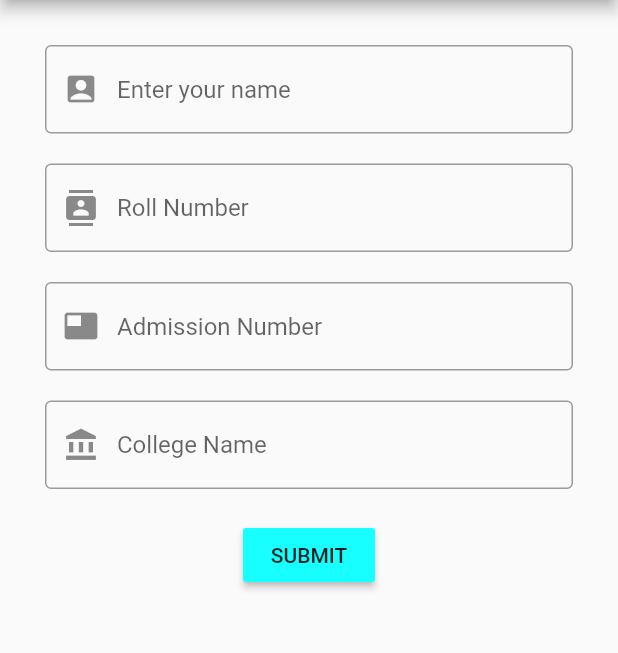
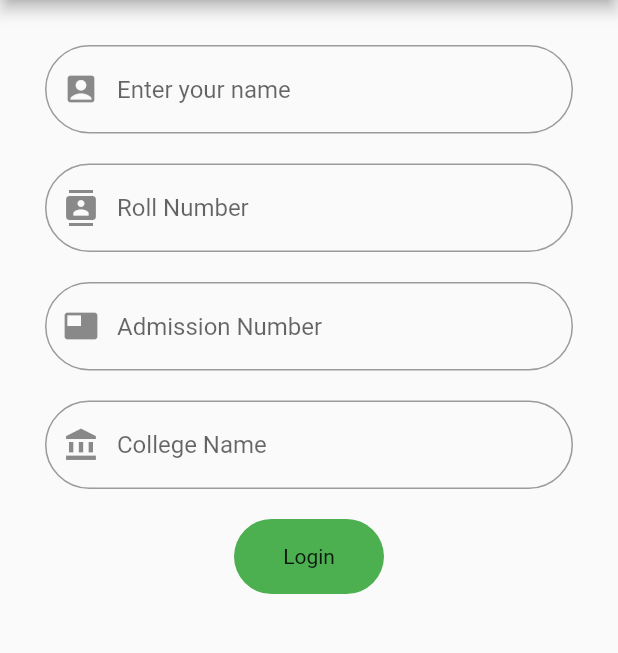
Before and after one commit to PriyankaG-94/Student-App, a Flutter app: the screen it shows after launch, on a phone screen of 412 x 824 dp, the part 84-737 px from its top. Run offline on Flutter 3.47's test engine with Material 2 defaults, Android fonts, the phone set to English and light mode, and no system bars.

Commit message:
customised textboxes and buttons

```diff
--- a/lib/main.dart
+++ b/lib/main.dart
@@ -27,7 +27,9 @@ class dApp extends StatelessWidget {
                   controller: name,
                   decoration: InputDecoration(
                     hintText: "Enter your name",
-                    border: OutlineInputBorder(),
+                    border: OutlineInputBorder(
+                      borderRadius: BorderRadius.circular(50.0)
+                    ),
                     prefixIcon: Icon(Icons.account_box)
                 ),
                 ),
@@ -38,7 +40,9 @@ class dApp extends StatelessWidget {
                       decoration: InputDecoration(
                       hintText: "Roll Number",
                     prefixIcon: Icon(Icons.contacts),
-                    border: OutlineInputBorder()
+                    border: OutlineInputBorder(
+                      borderRadius: BorderRadius.circular(50.0)
+                    )
                 ),),
                 SizedBox(height: 20.0,),
                 //Text("ADMISSION NO. : ",textAlign: TextAlign.left,),
@@ -47,7 +51,9 @@ class dApp extends StatelessWidget {
                   decoration: InputDecoration(
                   hintText: "Admission Number",
                  prefixIcon: Icon(Icons.featured_video),
-                 border: OutlineInputBorder()
+                 border: OutlineInputBorder(
+                   borderRadius: BorderRadius.circular(50.0)
+                 )
                 ),),
                 SizedBox(height: 20.0,),
                 //Text("COLLEGE : ",textAlign: TextAlign.left,),
@@ -56,23 +62,35 @@ class dApp extends StatelessWidget {
                   decoration: InputDecoration(
                     hintText: "College Name",
                     prefixIcon: Icon(Icons.account_balance),
-                    border: OutlineInputBorder()
+                    border: OutlineInputBorder(
+                      borderRadius: BorderRadius.circular(50.0)
+                    )
                 ),),
                 SizedBox(height: 20.0,),
-                RaisedButton(
-                  onPressed: (){
-                    var uname = name.text;
-                    var rno = rollno.text;
-                    var adno = admnno.text;
-                    var cname = clg.text;
-                    print(uname);
-                    print(rno);
-                    print(adno);
-                    print(cname);
-                  },
+//                RaisedButton(
+//                  onPressed: (){
+//                    var uname = name.text;
+//                    var rno = rollno.text;
+//                    var adno = admnno.text;
+//                    var cname = clg.text;
+//                    print(uname);
+//                    print(rno);
+//                    print(adno);
+//                    print(cname);
+//                  },
+//
+//                  color: Colors.cyanAccent,
+//                  child: Text("SUBMIT"),)
+              Container(
+                height: 50.0,
+                width: 100.0,
 
-                  color: Colors.cyanAccent,
-                  child: Text("SUBMIT"),)
+                child: Center(child:Text("Login")),
+                decoration: BoxDecoration(
+                  color: Colors.green,
+                  borderRadius: BorderRadius.circular(50.0)
+                ),
+              )
               ],
             )
         ),
```
